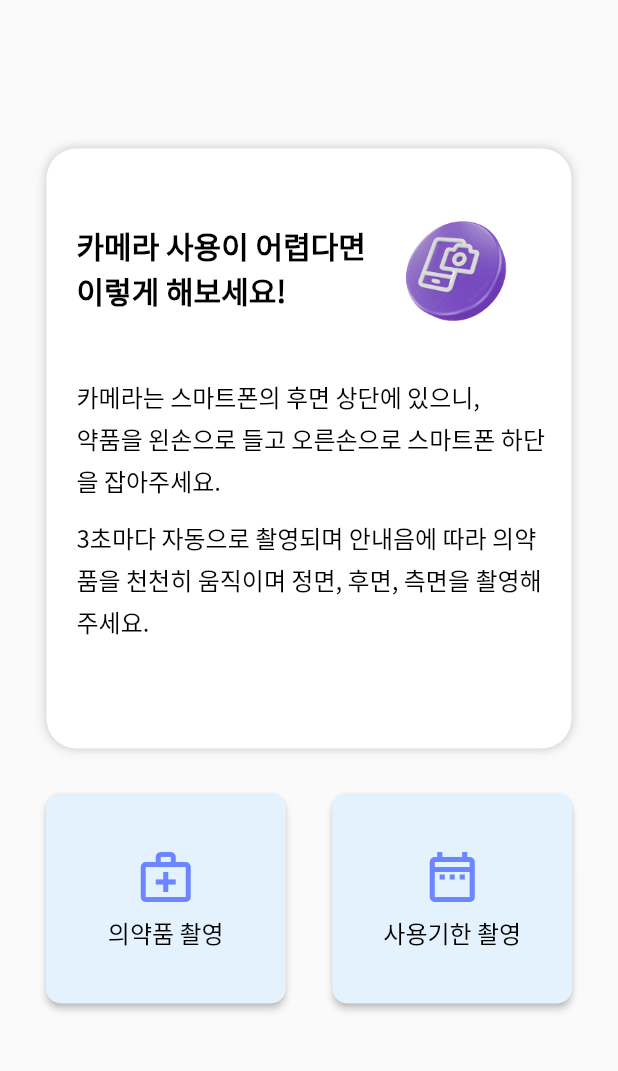
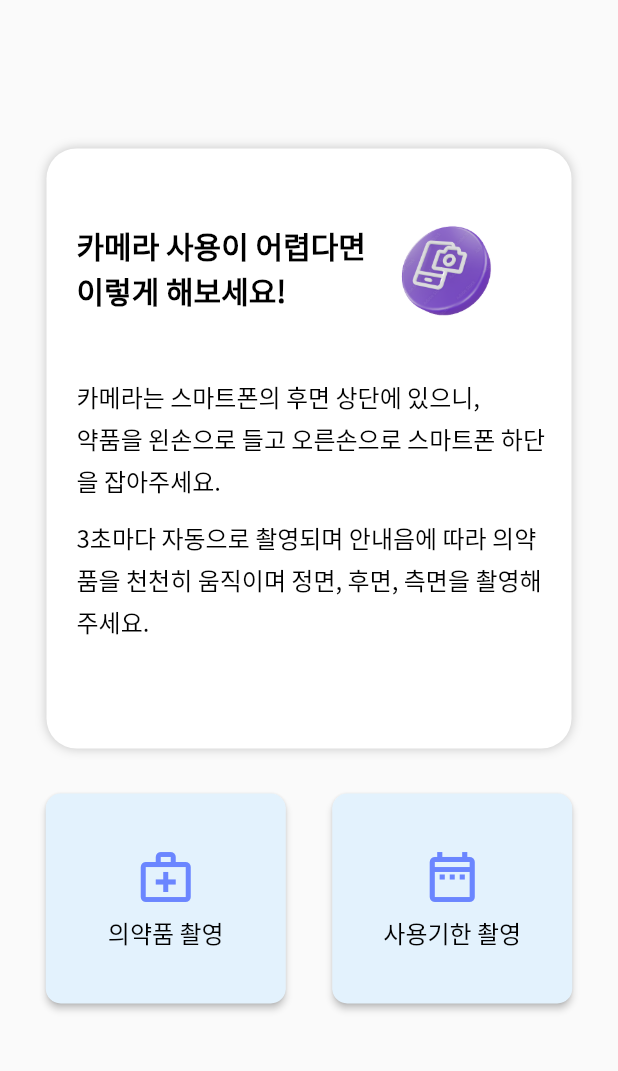
Before and after one commit to GDSC-SWU/2023-Medisight-SolutionChallenge, a Flutter app: the CameraScreen screen opened directly, on a phone screen of 412 x 824 dp, the part 84-1155 px from its top. Run offline on Flutter 3.47's test engine with Material 2 defaults, Android fonts, the phone set to English and light mode, and no system bars; our stand-ins replace assets_audio_player, camera, cloud_firestore, firebase_auth, firebase_core, flutter_tts and 7 more; missing offline and left inert: android_alarm_manager_plus, flutter_beep, flutter_qr_bar_scanner, flutter_ringtone_player, flutter_vibrate, google_mlkit_barcode_scanning; accounts and stored records are empty; statements that could not run were skipped.

Commit message:
MDS-113 fix: Change camera screen asset width
- urgent overflow patch (not useful)

```diff
--- a/medisight/lib/screen/camera_screen.dart
+++ b/medisight/lib/screen/camera_screen.dart
@@ -67,7 +67,7 @@ class CameraScreen extends StatelessWidget {
                                 fontWeight: FontWeight.bold),
                           ),
                           Image.asset('assets/images/img_question.png',
-                              width: 120, height: 140)
+                              width: 107, height: 140)
                         ],
                       ),
                       Text(
```
